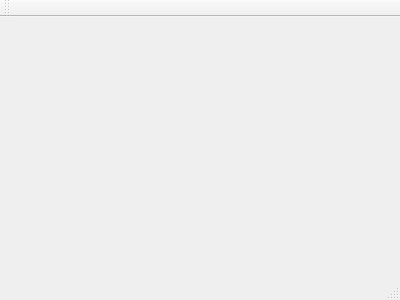
Above: mainwindow.ui from Ruj89/infmedica before the change. Below: the same form after it.
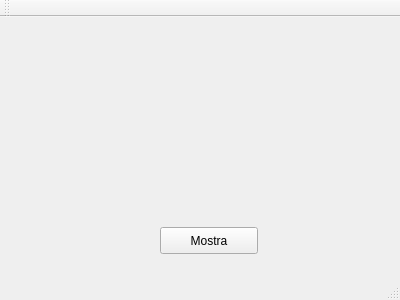
That is the form after the change.

```diff
--- a/mainwindow.ui
+++ b/mainwindow.ui
@@ -13,7 +13,21 @@
   <property name="windowTitle">
    <string>Finestra principale Mario</string>
   </property>
-  <widget class="QWidget" name="centralWidget"/>
+  <widget class="QWidget" name="centralWidget">
+   <widget class="QPushButton" name="btnDisplay">
+    <property name="geometry">
+     <rect>
+      <x>160</x>
+      <y>210</y>
+      <width>98</width>
+      <height>27</height>
+     </rect>
+    </property>
+    <property name="text">
+     <string>Mostra</string>
+    </property>
+   </widget>
+  </widget>
   <widget class="QToolBar" name="mainToolBar">
    <attribute name="toolBarArea">
     <enum>TopToolBarArea</enum>
```
